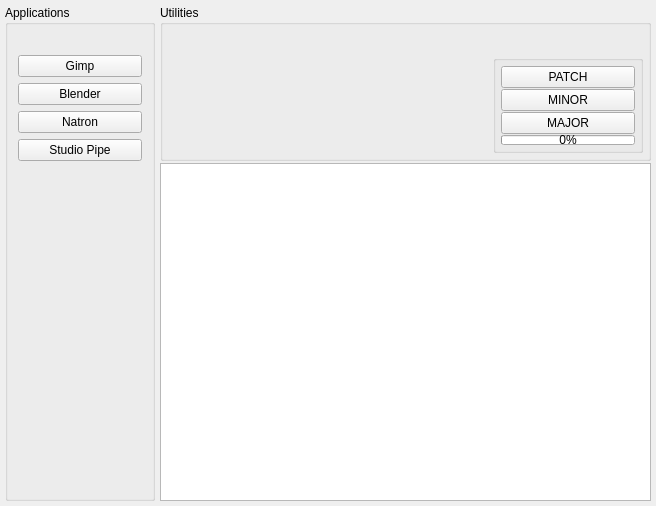
Above: startup/studioLauncher_ui.ui from subing85/packages_test before the change. Below: the same form after it.
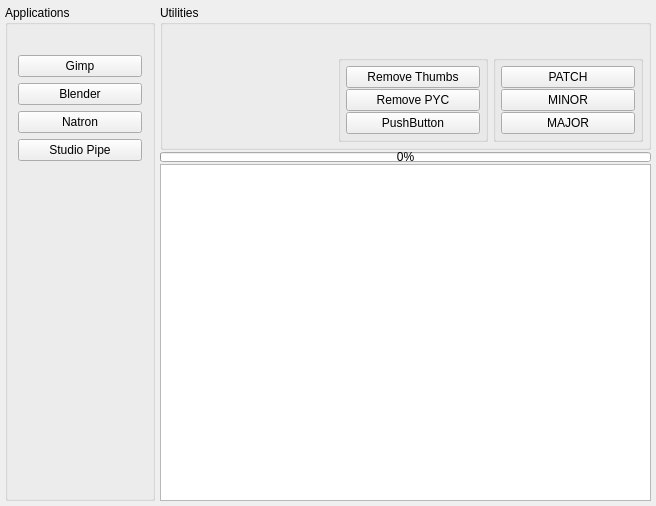
That is the form after the change.

What changed in the file:
```diff
--- a/startup/studioLauncher_ui.ui
+++ b/startup/studioLauncher_ui.ui
@@ -131,6 +131,45 @@
            </property>
           </spacer>
          </item>
+         <item>
+          <widget class="QGroupBox" name="groupBox_remove">
+           <property name="minimumSize">
+            <size>
+             <width>150</width>
+             <height>0</height>
+            </size>
+           </property>
+           <layout class="QVBoxLayout" name="verticalLayout_2">
+            <property name="spacing">
+             <number>1</number>
+            </property>
+            <property name="margin">
+             <number>5</number>
+            </property>
+            <item>
+             <widget class="QPushButton" name="button_removeThumbs">
+              <property name="text">
+               <string>Remove Thumbs</string>
+              </property>
+             </widget>
+            </item>
+            <item>
+             <widget class="QPushButton" name="button_removePyc">
+              <property name="text">
+               <string>Remove PYC</string>
+              </property>
+             </widget>
+            </item>
+            <item>
+             <widget class="QPushButton" name="pushButton_2">
+              <property name="text">
+               <string>PushButton</string>
+              </property>
+             </widget>
+            </item>
+           </layout>
+          </widget>
+         </item>
          <item>
           <widget class="QGroupBox" name="groupBox_versioning">
            <property name="minimumSize">
@@ -167,6 +206,12 @@
               </property>
              </widget>
             </item>
+           </layout>
+          </widget>
+         </item>
+        </layout>
+       </widget>
+      </item>
             <item>
              <widget class="QProgressBar" name="progressBar">
               <property name="sizePolicy">
@@ -184,12 +229,6 @@
               <property name="value">
                <number>0</number>
               </property>
-             </widget>
-            </item>
-           </layout>
-          </widget>
-         </item>
-        </layout>
        </widget>
       </item>
       <item>
```
Lines whose indentation alone changed are shown as unchanged.
